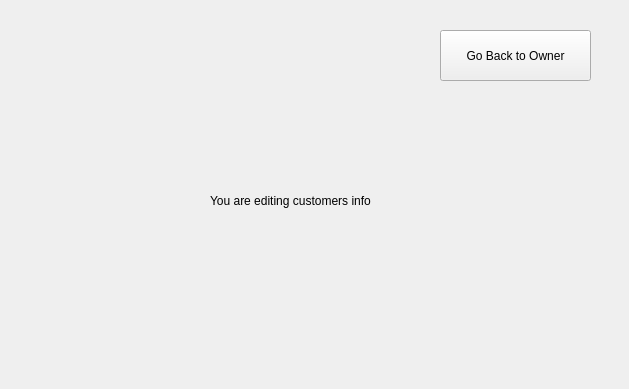
ashnaider/CourseWorkHypermarket, file GUIproject/CourseWorkHypermarket/ownereditcustomersinfo.ui: the form before one commit.
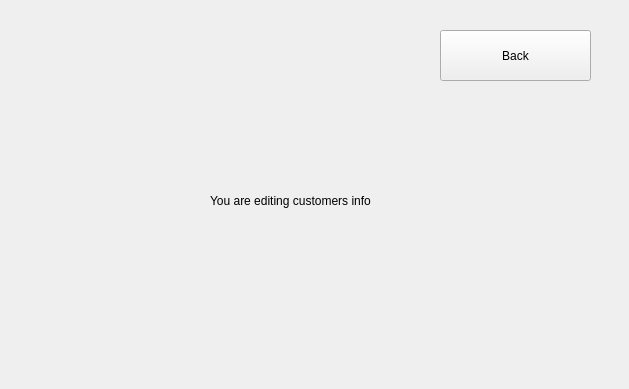
The form after the commit.

What changed in the file:
```diff
--- a/GUIproject/CourseWorkHypermarket/ownereditcustomersinfo.ui
+++ b/GUIproject/CourseWorkHypermarket/ownereditcustomersinfo.ui
@@ -36,7 +36,7 @@
     </rect>
    </property>
    <property name="text">
-    <string>Go Back to Owner</string>
+    <string>Back</string>
    </property>
   </widget>
  </widget>
```
